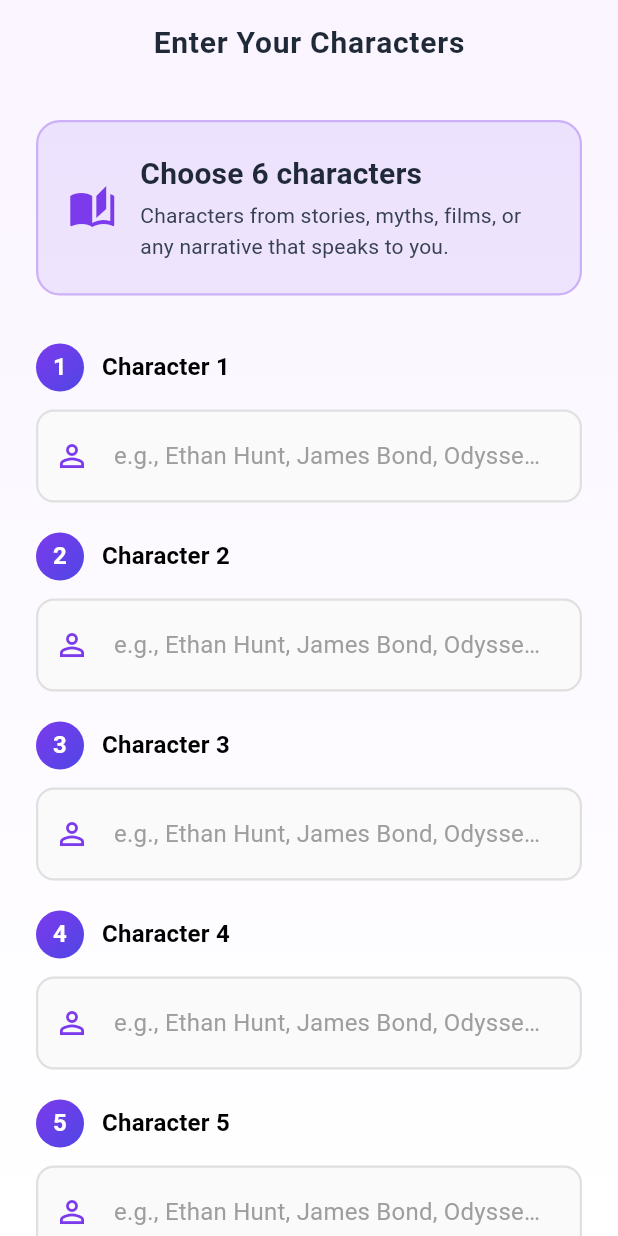
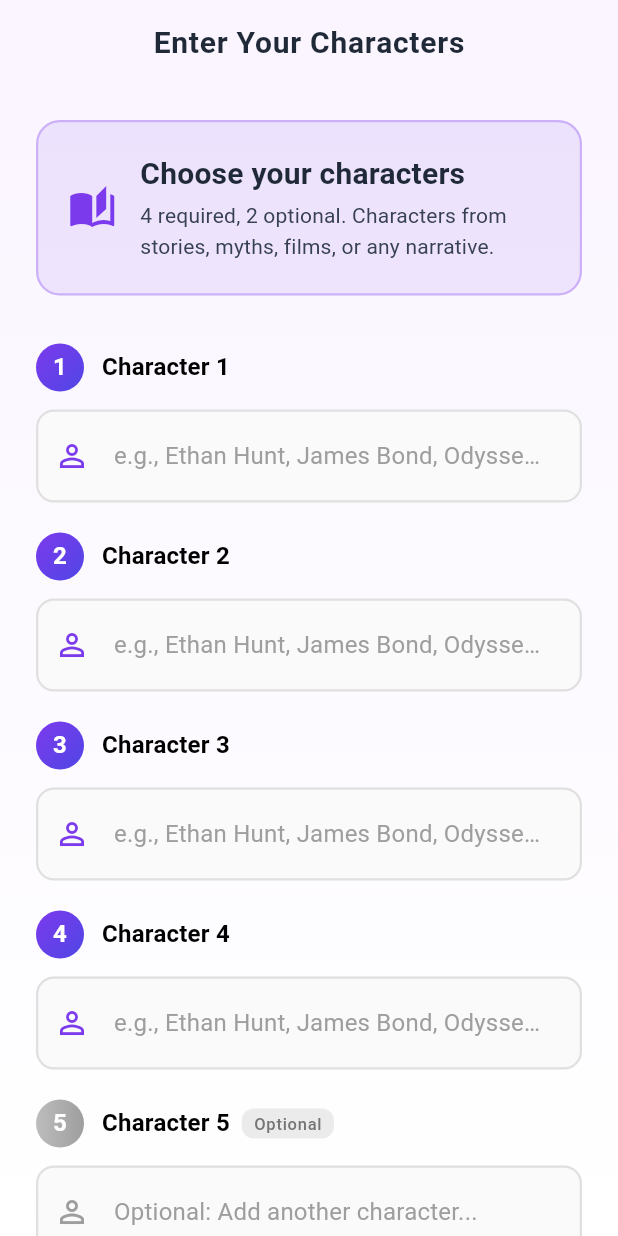
Before and after one commit to J110/mythic-jung-app, a Flutter app: the CharacterEntryScreen screen opened by its route, on a phone screen of 412 x 824 dp. Run offline on Flutter 3.47's test engine with Material 3 defaults, Android fonts, the phone set to English and light mode, and no system bars; our stand-ins replace dio, drift, flutter_riverpod, freezed_annotation, go_router, shared_preferences; accounts and stored records are empty; generated files the repository leaves out were written again.

Commit message:
Support 4-6 characters (4 required, 2 optional)

```diff
--- a/lib/core/utils/constants.dart
+++ b/lib/core/utils/constants.dart
@@ -1,5 +1,7 @@
 class AppConstants {
-  static const int requiredCharacterCount = 6;
+  static const int minCharacterCount = 4;  // Minimum required
+  static const int maxCharacterCount = 6;  // Maximum allowed (2 optional)
+  static const int requiredCharacterCount = 4;  // For backward compatibility
   static const int assessmentModulesCount = 7;
 
   // Assessment module types
--- a/lib/features/assessment/assessment_tab.dart
+++ b/lib/features/assessment/assessment_tab.dart
@@ -18,7 +18,7 @@ class AssessmentTab extends ConsumerWidget {
       ),
       body: profileAsync.when(
         data: (profile) {
-          if (profile == null || profile.characters.length != AppConstants.requiredCharacterCount) {
+          if (profile == null || profile.characters.length < AppConstants.minCharacterCount) {
             return Center(
               child: Column(
                 mainAxisAlignment: MainAxisAlignment.center,
--- a/lib/features/onboarding/character_entry_screen.dart
+++ b/lib/features/onboarding/character_entry_screen.dart
@@ -18,11 +18,11 @@ class CharacterEntryScreen extends ConsumerStatefulWidget {
 class _CharacterEntryScreenState
     extends ConsumerState<CharacterEntryScreen> {
   final List<TextEditingController> _controllers = List.generate(
-    AppConstants.requiredCharacterCount,
+    AppConstants.maxCharacterCount,
     (_) => TextEditingController(),
   );
   final List<FocusNode> _focusNodes = List.generate(
-    AppConstants.requiredCharacterCount,
+    AppConstants.maxCharacterCount,
     (_) => FocusNode(),
   );
 
@@ -47,10 +47,10 @@ class _CharacterEntryScreenState
             ))
         .toList();
 
-    if (characters.length != AppConstants.requiredCharacterCount) {
+    if (characters.length < AppConstants.minCharacterCount) {
       ScaffoldMessenger.of(context).showSnackBar(
-        const SnackBar(
-          content: Text('Please enter all 6 characters'),
+        SnackBar(
+          content: Text('Please enter at least ${AppConstants.minCharacterCount} characters'),
         ),
       );
       return;
@@ -152,14 +152,14 @@ class _CharacterEntryScreenState
                           crossAxisAlignment: CrossAxisAlignment.start,
                           children: [
                             Text(
-                              'Choose 6 characters',
+                              'Choose your characters',
                               style: theme.textTheme.headlineMedium?.copyWith(
                                 fontWeight: FontWeight.w700,
                               ),
                             ),
                             const SizedBox(height: 4),
                             Text(
-                              'Characters from stories, myths, films, or any narrative that speaks to you.',
+                              '4 required, 2 optional. Characters from stories, myths, films, or any narrative.',
                               style: theme.textTheme.bodyMedium?.copyWith(
                                 height: 1.5,
                               ),
@@ -172,8 +172,10 @@ class _CharacterEntryScreenState
                 ),
                 const SizedBox(height: 32),
                 ...List.generate(
-                  AppConstants.requiredCharacterCount,
-                  (index) => Padding(
+                  AppConstants.maxCharacterCount,
+                  (index) {
+                    final isOptional = index >= AppConstants.minCharacterCount;
+                    return Padding(
                       padding: const EdgeInsets.only(bottom: 20),
                       child: Column(
                         crossAxisAlignment: CrossAxisAlignment.start,
@@ -184,7 +186,9 @@ class _CharacterEntryScreenState
                                 width: 32,
                                 height: 32,
                                 decoration: BoxDecoration(
-                                gradient: AppTheme.primaryGradient,
+                                  gradient: isOptional
+                                      ? LinearGradient(colors: [Colors.grey.shade400, Colors.grey.shade500])
+                                      : AppTheme.primaryGradient,
                                   shape: BoxShape.circle,
                                 ),
                                 child: Center(
@@ -200,11 +204,32 @@ class _CharacterEntryScreenState
                               ),
                               const SizedBox(width: 12),
                               Expanded(
-                              child: Text(
+                                child: Row(
+                                  children: [
+                                    Text(
                                       'Character ${index + 1}',
                                       style: theme.textTheme.titleMedium?.copyWith(
                                         fontWeight: FontWeight.w600,
                                       ),
+                                    ),
+                                    if (isOptional) ...[
+                                      const SizedBox(width: 8),
+                                      Container(
+                                        padding: const EdgeInsets.symmetric(horizontal: 8, vertical: 2),
+                                        decoration: BoxDecoration(
+                                          color: Colors.grey.withOpacity(0.2),
+                                          borderRadius: BorderRadius.circular(8),
+                                        ),
+                                        child: Text(
+                                          'Optional',
+                                          style: theme.textTheme.labelSmall?.copyWith(
+                                            color: Colors.grey.shade600,
+                                            fontWeight: FontWeight.w500,
+                                          ),
+                                        ),
+                                      ),
+                                    ],
+                                  ],
                                 ),
                               ),
                             ],
@@ -214,17 +239,19 @@ class _CharacterEntryScreenState
                             controller: _controllers[index],
                             focusNode: _focusNodes[index],
                             decoration: InputDecoration(
-                            hintText: 'e.g., Ethan Hunt, James Bond, Odysseus...',
+                              hintText: isOptional
+                                  ? 'Optional: Add another character...'
+                                  : 'e.g., Ethan Hunt, James Bond, Odysseus...',
                               prefixIcon: Icon(
                                 Icons.person_outline,
-                              color: theme.colorScheme.primary,
+                                color: isOptional ? Colors.grey : theme.colorScheme.primary,
                               ),
                             ),
-                          textInputAction: index < AppConstants.requiredCharacterCount - 1
+                            textInputAction: index < AppConstants.maxCharacterCount - 1
                                 ? TextInputAction.next
                                 : TextInputAction.done,
                             onSubmitted: (value) {
-                            if (index < AppConstants.requiredCharacterCount - 1) {
+                              if (index < AppConstants.maxCharacterCount - 1) {
                                 _focusNodes[index + 1].requestFocus();
                               } else {
                                 _generate();
@@ -233,7 +260,8 @@ class _CharacterEntryScreenState
                           ),
                         ],
                       ),
-                  ),
+                    );
+                  },
                 ),
                 const SizedBox(height: 32),
                 Container(
```
Also changed, not shown: lib/core/storage/repositories.dart (+11 -4 lines). Lines whose indentation alone changed are shown as unchanged.
